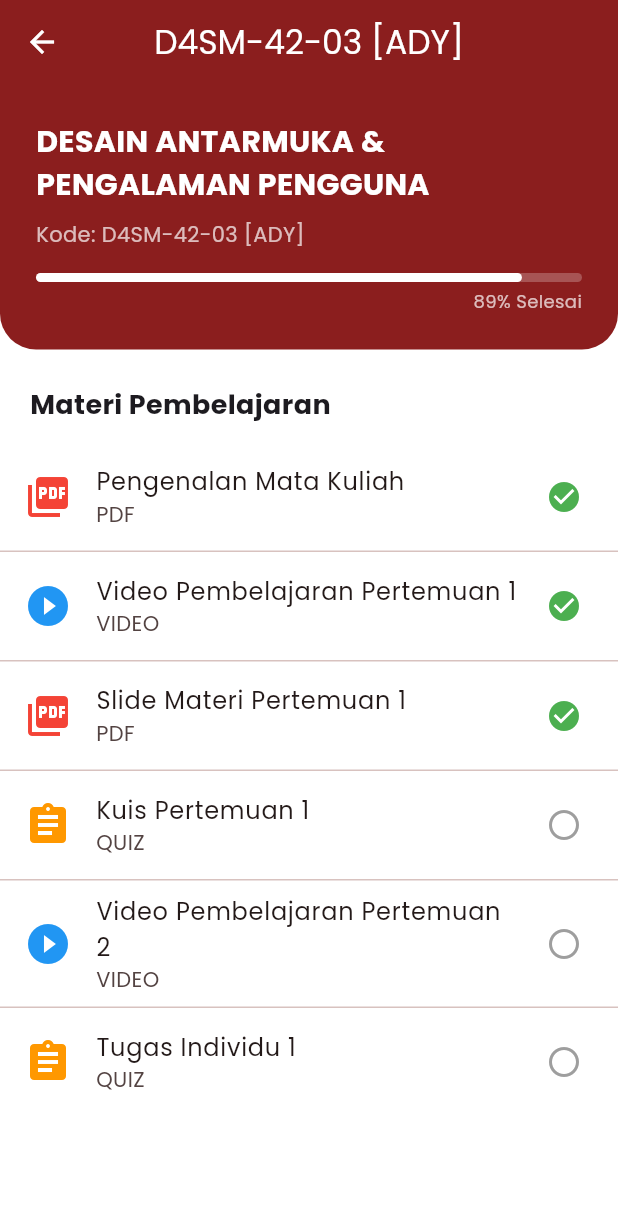
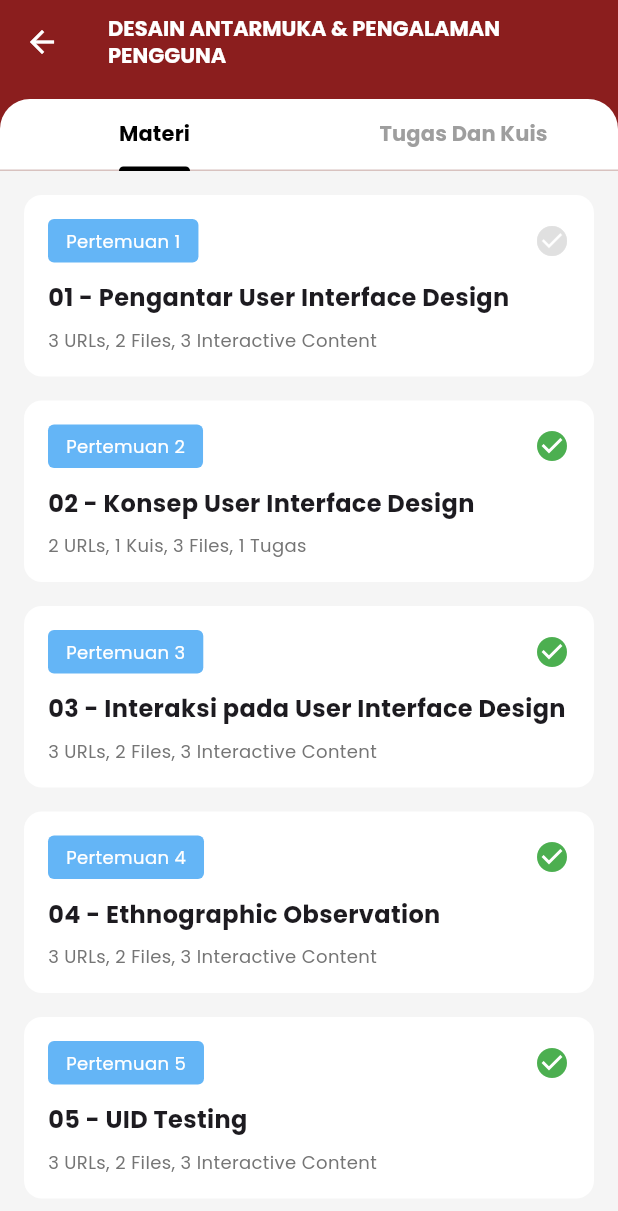
Before and after one commit to iqbalurrofiq/Lentera2, a Flutter app: the CourseDetailPage screen opened directly with sample values from the repository, on a phone screen of 412 x 824 dp. Shown: the top 1211 px of the screen. Run offline on Flutter 3.47's test engine with Material 3 defaults, Android fonts, the phone set to English and light mode, and no system bars; our stand-ins replace google_fonts.

Commit message:
Add quiz UI pages

```diff
--- /dev/null
+++ b/lentera/lib/models/quiz_model.dart
@@ -0,0 +1,57 @@
+class Question {
+  final String questionText;
+  final List<String> options;
+  final int correctOptionIndex;
+
+  Question({
+    required this.questionText,
+    required this.options,
+    required this.correctOptionIndex,
+  });
+}
+
+class Quiz {
+  final String title;
+  final String description;
+  final String deadline;
+  final int durationMinutes;
+  final List<Question> questions;
+
+  Quiz({
+    required this.title,
+    required this.description,
+    required this.deadline,
+    required this.durationMinutes,
+    required this.questions,
+  });
+
+  static Quiz get dummyQuiz => Quiz(
+        title: 'Quiz Review 1',
+        description:
+            'Silahkan kerjakan kuis ini dalam waktu 15 menit sebagai nilai pertama komponen kuis.\nJangan lupa klik tombol Submit Answer setelah menjawab seluruh pertanyaan.\n\nKerjakan sebelum hari Jum\'at, 26 Februari 2021 jam 23:59 WIB.',
+        deadline: 'Jumat, 26 February 2021, 11:59 PM',
+        durationMinutes: 15,
+        questions: [
+          Question(
+            questionText: 'Apa fungsi utama dari Flutter?',
+            options: [
+              'Membuat aplikasi web saja',
+              'Membuat aplikasi cross-platform (iOS, Android, Web, Desktop)',
+              'Membuat sistem operasi',
+              'Mengelola database'
+            ],
+            correctOptionIndex: 1,
+          ),
+          Question(
+            questionText: 'Bahasa pemrograman yang digunakan oleh Flutter adalah?',
+            options: ['Java', 'Kotlin', 'Dart', 'Swift'],
+            correctOptionIndex: 2,
+          ),
+          Question(
+            questionText: 'Widget apa yang digunakan untuk membuat layout baris?',
+            options: ['Column', 'Row', 'Stack', 'Container'],
+            correctOptionIndex: 1,
+          ),
+        ],
+      );
+}
--- a/lentera/lib/pages/course_detail_page.dart
+++ b/lentera/lib/pages/course_detail_page.dart
@@ -1,135 +1,288 @@
 import 'package:flutter/material.dart';
 import '../models/course_model.dart';
-import '../models/material_model.dart';
+import '../models/quiz_model.dart';
 import '../theme/colors.dart';
+import 'quiz_detail_page.dart';
 
-class CourseDetailPage extends StatelessWidget {
+class CourseDetailPage extends StatefulWidget {
   final Course course;
 
   const CourseDetailPage({super.key, required this.course});
 
   @override
+  State<CourseDetailPage> createState() => _CourseDetailPageState();
+}
+
+class _CourseDetailPageState extends State<CourseDetailPage> with SingleTickerProviderStateMixin {
+  late TabController _tabController;
+
+  @override
+  void initState() {
+    super.initState();
+    _tabController = TabController(length: 2, vsync: this);
+  }
+
+  @override
+  void dispose() {
+    _tabController.dispose();
+    super.dispose();
+  }
+
+  @override
   Widget build(BuildContext context) {
-    // Dummy Materials
-    final List<MaterialItem> materials = [
-      MaterialItem(title: 'Pengenalan Mata Kuliah', type: CourseMaterialType.pdf, isCompleted: true),
-      MaterialItem(title: 'Video Pembelajaran Pertemuan 1', type: CourseMaterialType.video, isCompleted: true),
-      MaterialItem(title: 'Slide Materi Pertemuan 1', type: CourseMaterialType.pdf, isCompleted: true),
-      MaterialItem(title: 'Kuis Pertemuan 1', type: CourseMaterialType.quiz, isCompleted: false),
-      MaterialItem(title: 'Video Pembelajaran Pertemuan 2', type: CourseMaterialType.video, isCompleted: false),
-      MaterialItem(title: 'Tugas Individu 1', type: CourseMaterialType.quiz, isCompleted: false),
-    ];
-
     return Scaffold(
-      backgroundColor: Colors.white,
+      backgroundColor: const Color(0xFFF5F5F5), // Light grey background
       appBar: AppBar(
-        title: Text(course.code),
+        leading: const BackButton(color: Colors.white),
+        title: Text(
+          widget.course.title,
+          maxLines: 2,
+          style: const TextStyle(fontSize: 14, fontWeight: FontWeight.bold),
+        ),
         backgroundColor: AppColors.primary,
-        foregroundColor: Colors.white,
+        elevation: 0,
       ),
-      body: SingleChildScrollView(
-         child: Column(
-           crossAxisAlignment: CrossAxisAlignment.start,
+      body: Column(
         children: [
-             // Header Color
+          // Header & Tab Section
           Container(
-               width: double.infinity,
-               padding: const EdgeInsets.all(24),
-               decoration: BoxDecoration(
             color: AppColors.primary,
-                 borderRadius: const BorderRadius.only(
-                   bottomLeft: Radius.circular(24),
-                   bottomRight: Radius.circular(24),
+            child: Container(
+              margin: const EdgeInsets.only(top: 10), // Spacing
+              decoration: const BoxDecoration(
+                color: Colors.white,
+                borderRadius: BorderRadius.only(
+                  topLeft: Radius.circular(20),
+                  topRight: Radius.circular(20),
                 ),
               ),
-               child: Column(
-                 crossAxisAlignment: CrossAxisAlignment.start,
-                 children: [
-                   Text(
-                     course.title,
-                     style: const TextStyle(
-                       color: Colors.white,
-                       fontSize: 20,
-                       fontWeight: FontWeight.bold,
+              child: TabBar(
+                controller: _tabController,
+                labelColor: Colors.black,
+                unselectedLabelColor: Colors.grey,
+                indicatorColor: Colors.black,
+                labelStyle: const TextStyle(fontWeight: FontWeight.bold),
+                tabs: const [
+                  Tab(text: "Materi"),
+                  Tab(text: "Tugas Dan Kuis"),
+                ],
               ),
             ),
-                   const SizedBox(height: 8),
-                   Text(
-                     'Kode: ${course.code}',
-                     style: const TextStyle(color: Colors.white70),
           ),
-                    const SizedBox(height: 16),
-                   LinearProgressIndicator(
-                    value: course.progress,
-                    backgroundColor: Colors.white24,
-                    valueColor: const AlwaysStoppedAnimation<Color>(Colors.white),
-                    minHeight: 6,
-                    borderRadius: BorderRadius.circular(3),
-                  ),
-                  const SizedBox(height: 4),
-                  Align(
-                    alignment: Alignment.centerRight,
-                    child: Text(
-                      '${(course.progress * 100).toInt()}% Selesai',
-                       style: const TextStyle(color: Colors.white70, fontSize: 12),
+
+          // Tab View
+          Expanded(
+            child: TabBarView(
+              controller: _tabController,
+              children: [
+                _buildMateriTab(),
+                _buildTugasTab(),
+              ],
             ),
           ),
         ],
       ),
+    );
+  }
+
+  Widget _buildMateriTab() {
+    // Dummy Data for Materi
+    final List<Map<String, dynamic>> materiList = [
+      {
+        'label': 'Pertemuan 1',
+        'title': '01 - Pengantar User Interface Design',
+        'info': '3 URLs, 2 Files, 3 Interactive Content',
+        'done': false, // Grey check
+      },
+      {
+        'label': 'Pertemuan 2',
+        'title': '02 - Konsep User Interface Design',
+        'info': '2 URLs, 1 Kuis, 3 Files, 1 Tugas',
+        'done': true,
+      },
+      {
+        'label': 'Pertemuan 3',
+        'title': '03 - Interaksi pada User Interface Design',
+        'info': '3 URLs, 2 Files, 3 Interactive Content',
+        'done': true,
+      },
+       {
+        'label': 'Pertemuan 4',
+        'title': '04 - Ethnographic Observation',
+        'info': '3 URLs, 2 Files, 3 Interactive Content',
+        'done': true,
+      },
+       {
+        'label': 'Pertemuan 5',
+        'title': '05 - UID Testing',
+        'info': '3 URLs, 2 Files, 3 Interactive Content',
+        'done': true,
+      },
+      {
+        'label': 'Pertemuan 6',
+        'title': '06 - Assessment 1',
+        'info': '3 URLs, 2 Files, 3 Interactive Content',
+        'done': true,
+      },
+    ];
+
+    return ListView.builder(
+      padding: const EdgeInsets.all(16),
+      itemCount: materiList.length,
+      itemBuilder: (context, index) {
+        final item = materiList[index];
+        return Card(
+          margin: const EdgeInsets.only(bottom: 16),
+          shape: RoundedRectangleBorder(borderRadius: BorderRadius.circular(12)),
+          elevation: 0,
+          color: Colors.white,
+          child: Padding(
+            padding: const EdgeInsets.all(16),
+            child: Column(
+              crossAxisAlignment: CrossAxisAlignment.start,
+              children: [
+                Row(
+                  mainAxisAlignment: MainAxisAlignment.spaceBetween,
+                  children: [
+                    Container(
+                      padding: const EdgeInsets.symmetric(horizontal: 12, vertical: 6),
+                      decoration: BoxDecoration(
+                        color: const Color(0xFF64B5F6), // Light Blue
+                        borderRadius: BorderRadius.circular(4), // Rounded corners for label
                       ),
-
-             const Padding(
-               padding: EdgeInsets.fromLTRB(20, 24, 20, 12),
                       child: Text(
-                 'Materi Pembelajaran',
-                 style: TextStyle(
-                   fontSize: 18,
-                   fontWeight: FontWeight.bold,
+                        item['label'],
+                        style: const TextStyle(color: Colors.white, fontSize: 12),
                       ),
                     ),
+                    Icon(
+                      Icons.check_circle,
+                      color: item['done'] ? Colors.green : Colors.grey[300],
                     ),
-
-             ListView.separated(
-               shrinkWrap: true,
-               physics: const NeverScrollableScrollPhysics(),
-               itemCount: materials.length,
-               separatorBuilder: (context, index) => const Divider(height: 1),
-               itemBuilder: (context, index) {
-                 final item = materials[index];
-                 IconData icon;
-                 Color iconColor;
-                 switch (item.type) {
-                   case CourseMaterialType.pdf:
-                     icon = Icons.picture_as_pdf;
-                     iconColor = Colors.red;
-                     break;
-                   case CourseMaterialType.video:
-                     icon = Icons.play_circle_fill;
-                     iconColor = Colors.blue;
-                     break;
-                   case CourseMaterialType.quiz:
-                     icon = Icons.assignment;
-                     iconColor = Colors.orange;
-                     break;
-                 }
-
-                 return ListTile(
-                   leading: Icon(icon, color: iconColor, size: 32),
-                   title: Text(item.title),
-                   subtitle: Text(item.type.name.toUpperCase()),
-                   trailing:  Icon(
-                     item.isCompleted ? Icons.check_circle : Icons.circle_outlined,
-                     color: item.isCompleted ? Colors.green : Colors.grey,
+                  ],
                 ),
-                   onTap: () {
-                     // Open material action
-                   },
-                 );
-               },
+                const SizedBox(height: 12),
+                Text(
+                  item['title'],
+                  style: const TextStyle(fontWeight: FontWeight.bold, fontSize: 16),
+                ),
+                const SizedBox(height: 8),
+                Text(
+                  item['info'],
+                  style: TextStyle(color: Colors.grey[600], fontSize: 12),
                 ),
               ],
             ),
           ),
         );
+      },
+    );
+  }
+
+  Widget _buildTugasTab() {
+    // Dummy Data for Tugas/Quiz
+    final List<Map<String, dynamic>> tugasList = [
+      {
+        'type': 'quiz',
+        'label': 'QUIZ',
+        'title': 'Quiz Review 01',
+        'deadline': 'Tenggat Waktu : 26 Februari 2021 23:59 WIB',
+        'done': true,
+      },
+      {
+        'type': 'tugas',
+        'label': 'Tugas',
+        'title': 'Tugas 01 - UID Android Mobile Game',
+        'deadline': 'Tenggat Waktu : 26 Februari 2021 23:59 WIB',
+        'done': false, // Grey check
+      },
+      {
+        'type': 'quiz',
+        'label': 'Pertemuan 3',
+        'title': 'Kuis - Assessment 2',
+        'deadline': 'Tenggat Waktu : 26 Februari 2021 23:59 WIB',
+        'done': true,
+      },
+    ];
+
+    return ListView.builder(
+      padding: const EdgeInsets.all(16),
+      itemCount: tugasList.length,
+      itemBuilder: (context, index) {
+        final item = tugasList[index];
+        return InkWell(
+          onTap: item['type'] == 'quiz' ? () {
+             Navigator.push(
+               context,
+               MaterialPageRoute(
+                 builder: (context) => QuizDetailPage(quiz: Quiz.dummyQuiz),
+               ),
+             );
+          } : null,
+          child: Card(
+            margin: const EdgeInsets.only(bottom: 16),
+            shape: RoundedRectangleBorder(borderRadius: BorderRadius.circular(12)),
+            elevation: 0,
+            color: Colors.white,
+            child: Padding(
+              padding: const EdgeInsets.all(16),
+              child: Column(
+                crossAxisAlignment: CrossAxisAlignment.start,
+                children: [
+                   Row(
+                    mainAxisAlignment: MainAxisAlignment.spaceBetween,
+                    children: [
+                      Container(
+                        padding: const EdgeInsets.symmetric(horizontal: 16, vertical: 6),
+                        decoration: BoxDecoration(
+                          color: const Color(0xFF64B5F6), // Light Blue
+                          borderRadius: BorderRadius.circular(4),
+                        ),
+                        child: Text(
+                          item['label'],
+                          style: const TextStyle(color: Colors.white, fontSize: 12),
+                        ),
+                      ),
+                      Icon(
+                        Icons.check_circle,
+                        color: item['done'] ? Colors.green : Colors.grey[300],
+                      ),
+                    ],
+                  ),
+                  const SizedBox(height: 16),
+
+                  // Content Row
+                  Row(
+                    crossAxisAlignment: CrossAxisAlignment.start,
+                    children: [
+                      // Icon
+                      Icon(
+                        item['type'] == 'quiz' ? Icons.quiz_outlined : Icons.assignment_outlined,
+                        size: 40,
+                        color: Colors.black87,
+                      ),
+                      const SizedBox(width: 16),
+                      // Text
+                      Expanded(
+                        child: Text(
+                          item['title'],
+                          style: const TextStyle(fontWeight: FontWeight.bold, fontSize: 16),
+                        ),
+                      ),
+                    ],
+                  ),
+
+                  const SizedBox(height: 16),
+                  Text(
+                    item['deadline'],
+                    style: TextStyle(color: Colors.grey[500], fontSize: 11),
+                  ),
+                ],
+              ),
+            ),
+          ),
+        );
+      },
+    );
   }
 }
```
Also changed, not shown: lentera/lib/pages/quiz_detail_page.dart (added, +175 -0 lines), lentera/lib/pages/quiz_page.dart (added, +168 -0 lines). Lines whose indentation alone changed are shown as unchanged.
